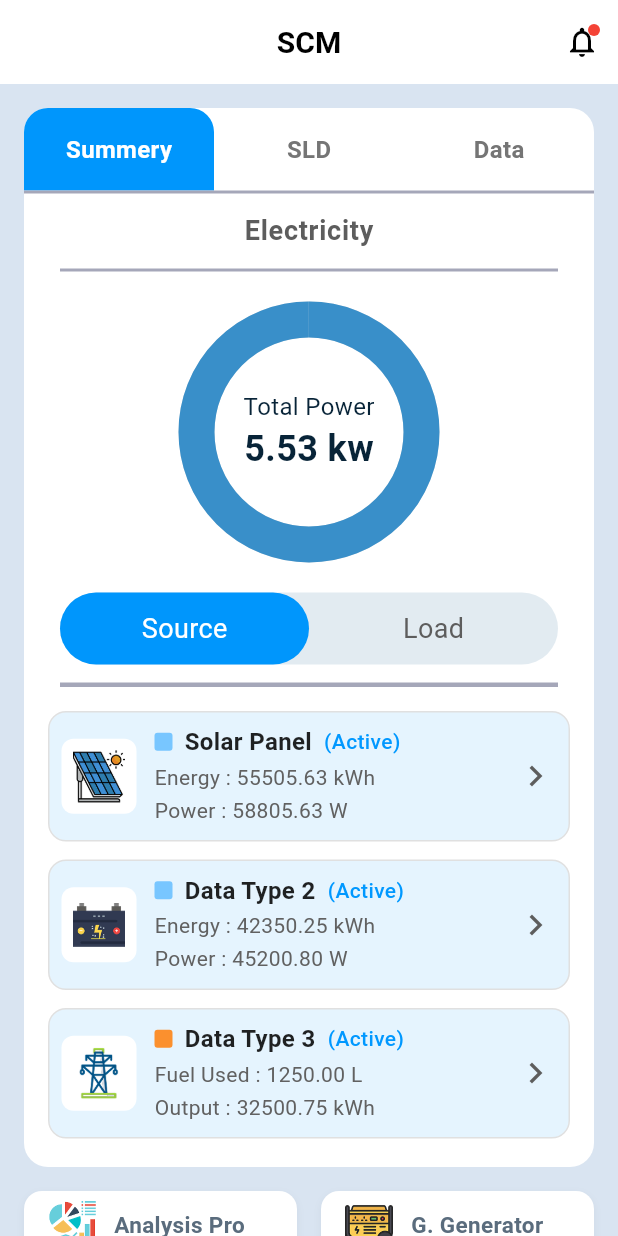
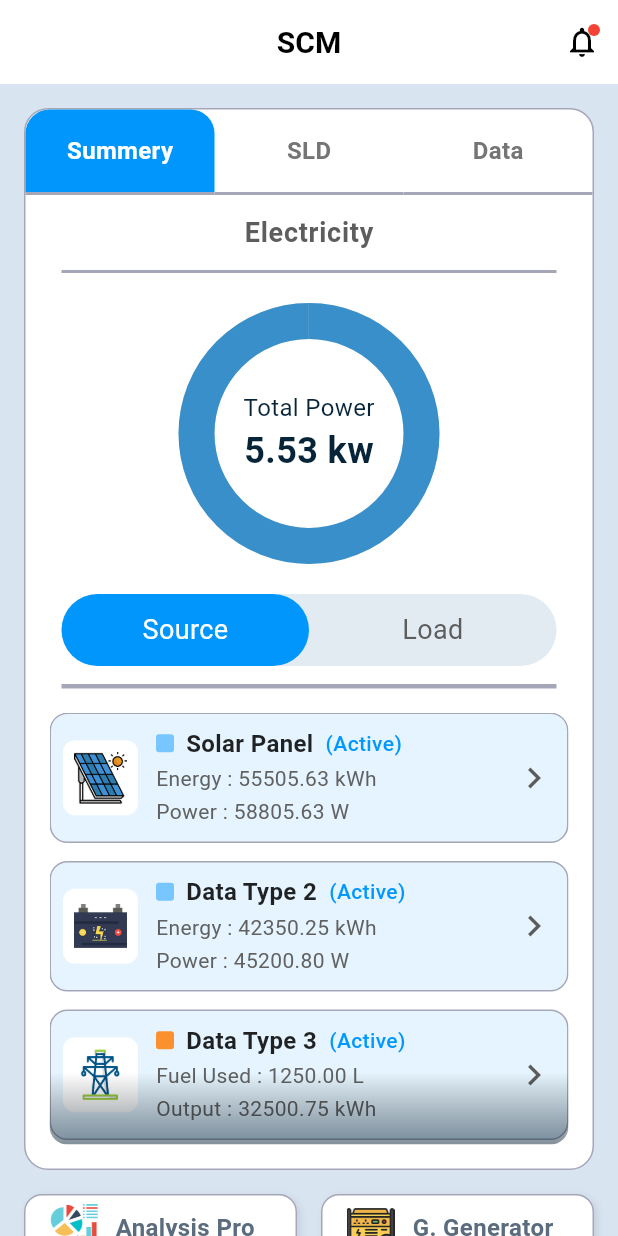
Before and after one commit to Iftikhar-Shams-Niloy/flutter_control_and_monitoring_system, a Flutter app: the screen it shows after launch, after a tap on "Login", on a phone screen of 412 x 824 dp. Run offline on Flutter 3.47's test engine with Material 3 defaults, Android fonts, the phone set to English and light mode, and no system bars.

Commit message:
Enhance dashboard and data card UI; add gradient overlay, update border colors, and improve shadow effects in MenuCard

```diff
--- a/lib/core/app_colors.dart
+++ b/lib/core/app_colors.dart
@@ -9,7 +9,6 @@ class AppColors {
   static const dataOrange = Color(0xFFFB902E);
   static const dataBlue = Color(0xFF78C6FF);
 
-  // Text Colors
   static const textPrimaryBlue = Color(0xFF082438);
   static const textLightGrey = Color(0xFF646984);
   static const textHintGrey = Color(0xFF5D5D5D);
--- a/lib/main.dart
+++ b/lib/main.dart
@@ -1,4 +1,5 @@
 import 'package:flutter/material.dart';
+import 'package:flutter_control_and_monitoring_system/core/app_colors.dart';
 import 'package:flutter_control_and_monitoring_system/screens/login_screen.dart';
 
 void main() {
@@ -12,7 +13,9 @@ class MyApp extends StatelessWidget {
   Widget build(BuildContext context) {
     return MaterialApp(
       title: 'Flutter Demo',
-      theme: ThemeData(colorScheme: .fromSeed(seedColor: Colors.deepPurple)),
+      theme: ThemeData(
+        colorScheme: .fromSeed(seedColor: AppColors.primaryBlue),
+      ),
       home: const LoginScreen(),
     );
   }
--- a/lib/screens/dashboard_screen.dart
+++ b/lib/screens/dashboard_screen.dart
@@ -7,7 +7,7 @@ import 'package:flutter_control_and_monitoring_system/widgets/data_card.dart';
 import 'package:flutter_control_and_monitoring_system/widgets/menu_card.dart';
 
 class DashboardScreen extends StatefulWidget {
-  const DashboardScreen({Key? key}) : super(key: key);
+  const DashboardScreen({super.key});
 
   @override
   State<DashboardScreen> createState() => _SCMDashboardScreenState();
@@ -69,6 +69,7 @@ class _SCMDashboardScreenState extends State<DashboardScreen> {
                 decoration: BoxDecoration(
                   color: Colors.white,
                   borderRadius: BorderRadius.circular(16),
+                  border: Border.all(color: AppColors.borderGrey, width: 1),
                 ),
                 child: Column(
                   children: [
@@ -194,23 +195,29 @@ class _SCMDashboardScreenState extends State<DashboardScreen> {
 
                     Padding(
                       padding: const EdgeInsets.symmetric(horizontal: 16),
-                      child: SizedBox(
+                      child: ClipRRect(
+                        borderRadius: BorderRadius.circular(12),
+                        child: Stack(
+                          children: [
+                            SizedBox(
                               height: 3 * 96,
                               child: ListView.separated(
                                 padding: EdgeInsets.zero,
                                 physics: const AlwaysScrollableScrollPhysics(),
                                 itemCount: DummyData.dataSources.length,
-                          separatorBuilder: (_, __) =>
+                                separatorBuilder: (_, _) =>
                                     const SizedBox(height: 12),
                                 itemBuilder: (context, index) {
-                            final dataSource = DummyData.dataSources[index];
+                                  final dataSource =
+                                      DummyData.dataSources[index];
                                   return DataCard(
                                     dataSource: dataSource,
                                     onTap: () {
                                       Navigator.push(
                                         context,
                                         MaterialPageRoute(
-                                    builder: (context) => DataDetailsScreen(
+                                          builder: (context) =>
+                                              DataDetailsScreen(
                                                 dataSource: dataSource,
                                               ),
                                         ),
@@ -218,6 +225,33 @@ class _SCMDashboardScreenState extends State<DashboardScreen> {
                                     },
                                   );
                                 },
+                              ),
+                            ),
+
+                            // subtle bottom gradient overlay to suggest negative elevation
+                            Positioned(
+                              left: 0,
+                              right: 0,
+                              bottom: 0,
+                              height: 48,
+                              child: IgnorePointer(
+                                child: Container(
+                                  decoration: BoxDecoration(
+                                    gradient: LinearGradient(
+                                      begin: Alignment.topCenter,
+                                      end: Alignment.bottomCenter,
+                                      colors: [
+                                        Colors.transparent,
+                                        AppColors.textPrimaryBlue.withValues(
+                                          alpha: 0.50,
+                                        ),
+                                      ],
+                                    ),
+                                  ),
+                                ),
+                              ),
+                            ),
+                          ],
                         ),
                       ),
                     ),
--- a/lib/widgets/circular_progress_widget.dart
+++ b/lib/widgets/circular_progress_widget.dart
@@ -88,8 +88,8 @@ class _ArcProgressPainter extends CustomPainter {
 
     canvas.drawArc(
       rect,
-      math.pi * 0.75, // Start at 135 degrees (bottom-left)
-      math.pi * 1.5, // Sweep 270 degrees (3/4 circle)
+      math.pi * 0.75, // Start at 135 degrees
+      math.pi * 1.5, // Sweep 270 degrees
       false,
       backgroundPaint,
     );
@@ -104,8 +104,8 @@ class _ArcProgressPainter extends CustomPainter {
 
       canvas.drawArc(
         rect,
-        math.pi * 0.75, // Start at 135 degrees (bottom-left)
-        math.pi * 1.5 * percentage, // Sweep based on percentage
+        math.pi * 0.75,
+        math.pi * 1.5 * percentage,
         false,
         progressPaint,
       );
--- a/lib/widgets/data_card.dart
+++ b/lib/widgets/data_card.dart
@@ -17,11 +17,10 @@ class DataCard extends StatelessWidget {
         decoration: BoxDecoration(
           color: dataSource.isActive ? AppColors.cardActive : Colors.grey[200],
           borderRadius: BorderRadius.circular(12),
-          border: Border.all(color: Colors.grey[300]!, width: 1),
+          border: Border.all(color: AppColors.borderGrey, width: 1),
         ),
         child: Row(
           children: [
-
             Container(
               width: 50,
               height: 50,
--- a/lib/widgets/menu_card.dart
+++ b/lib/widgets/menu_card.dart
@@ -1,4 +1,5 @@
 import 'package:flutter/material.dart';
+import 'package:flutter_control_and_monitoring_system/core/app_colors.dart';
 
 class MenuCard extends StatelessWidget {
   const MenuCard(this.title, this.iconPath, {super.key});
@@ -13,11 +14,12 @@ class MenuCard extends StatelessWidget {
       decoration: BoxDecoration(
         color: Colors.white,
         borderRadius: BorderRadius.circular(12),
+        border: Border.all(color: AppColors.borderGrey, width: 1),
         boxShadow: [
           BoxShadow(
-            color: Colors.black.withValues(alpha: 0.05),
+            color: Colors.black.withValues(alpha: 0.1),
             blurRadius: 4,
-            offset: const Offset(0, 2),
+            offset: const Offset(2, 2),
           ),
         ],
       ),
@@ -38,7 +40,7 @@ class MenuCard extends StatelessWidget {
               child: Text(
                 title,
                 style: const TextStyle(
-                  fontSize: 15,
+                  fontSize: 16,
                   fontWeight: FontWeight.w600,
                   color: Color(0xFF5A6C7D),
                 ),
```
Lines whose indentation alone changed are shown as unchanged.
